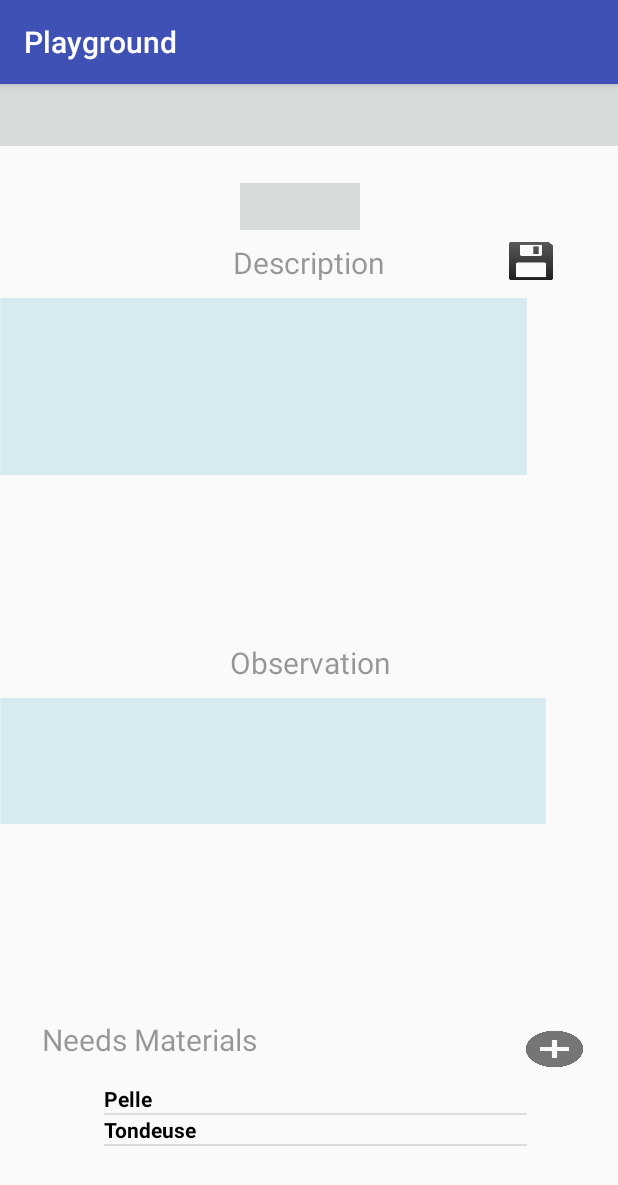
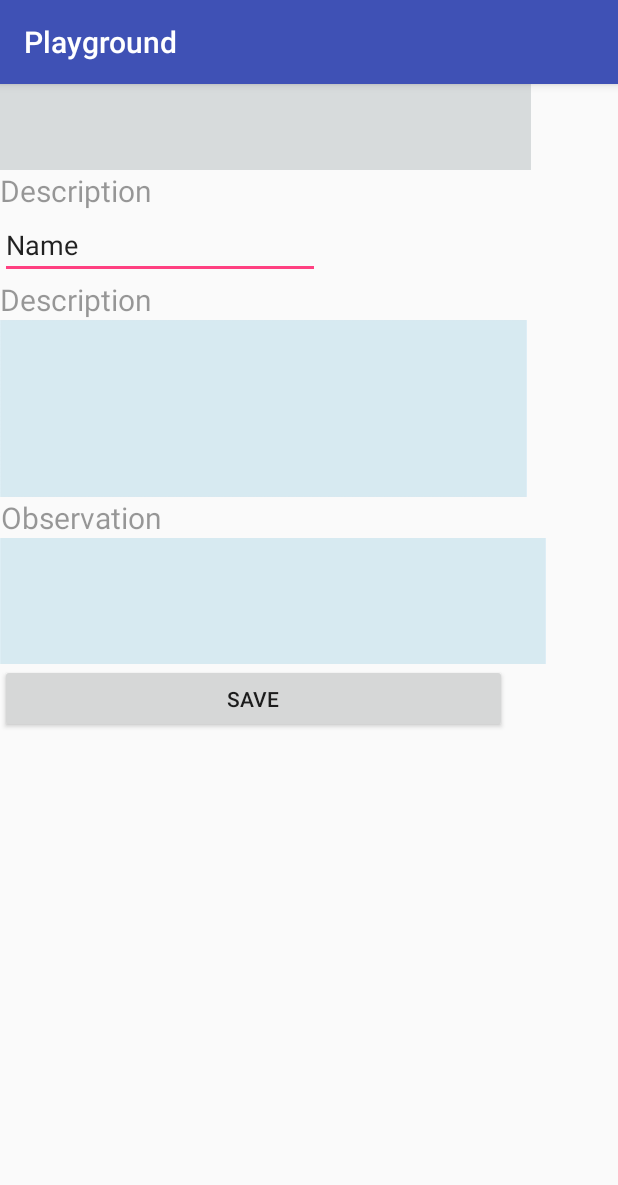
Before and after one commit to ColinChappot/Projet, an Android app: the TaskToDoActivity screen opened directly, with no data from a screen before it, after a tap on "ADD TASK", on a phone screen of 412 x 824 dp. Shown: the top 1185 px of the screen. Run offline under Robolectric (Android 15) with nearby library versions, the phone set to English and light mode, and no system bars.

Commit message:
Frametoute crée et reliées

```diff
--- /dev/null
+++ b/app/src/main/java/Task/NewTask.java
@@ -0,0 +1,38 @@
+package Task;
+
+import android.content.Intent;
+import android.support.v7.app.AppCompatActivity;
+import android.os.Bundle;
+import android.view.View;
+import android.widget.Button;
+import android.widget.EditText;
+
+import com.example.colin.projet.R;
+
+public class NewTask extends AppCompatActivity {
+
+    private EditText etextTaskName;
+    private EditText eTextBDescription;
+    private EditText eTextObservation;
+    private Button btnSaveTask2;
+
+
+    @Override
+    protected void onCreate(Bundle savedInstanceState) {
+        super.onCreate(savedInstanceState);
+        setContentView(R.layout.activity_new_task);
+
+        etextTaskName = (EditText) findViewById(R.id.eTextTaskName);
+        eTextBDescription = (EditText)findViewById(R.id.eTxtDescription);
+        eTextObservation = (EditText)findViewById(R.id.eTxtObservation);
+        btnSaveTask2 = (Button) findViewById(R.id.btnSaveTask);
+        btnSaveTask2.setOnClickListener( new View.OnClickListener(){
+            @Override
+            public void onClick(View v) {
+                Intent intent=new Intent(NewTask.this, TaskToDoActivity.class);
+                startActivity(intent);
+                finish();
+            }
+        });
+    }
+}
--- a/app/src/main/java/Task/TaskToDoActivity.java
+++ b/app/src/main/java/Task/TaskToDoActivity.java
@@ -11,7 +11,6 @@ import android.widget.Button;
 import android.widget.ListView;
 import android.widget.Toast;
 
-import com.example.colin.projet.LoginActivity;
 import com.example.colin.projet.R;
 
 import java.util.ArrayList;
@@ -19,10 +18,7 @@ import java.util.List;
 
 import DB.DbHelper;
 import DB.FeedReaderContract;
-import Playground.Playground;
 import Playground.PlaygroundFicheActivity;
-import Worker.WorkerFicheActivity;
-import Worker.WorkerListMenuActivity;
 
 public class TaskToDoActivity extends AppCompatActivity {
 
@@ -45,7 +41,7 @@ public class TaskToDoActivity extends AppCompatActivity {
         btnAddTask.setOnClickListener( new View.OnClickListener(){
             @Override
             public void onClick(View v) {
-                Intent intent=new Intent(TaskToDoActivity.this, PlaygroundFicheActivity.class);
+                Intent intent=new Intent(TaskToDoActivity.this, NewTask.class);
                 startActivity(intent);
             }
         });
--- /dev/null
+++ b/app/src/main/res/layout/activity_new_task.xml
@@ -0,0 +1,103 @@
+<?xml version="1.0" encoding="utf-8"?>
+<android.support.v7.widget.LinearLayoutCompat xmlns:android="http://schemas.android.com/apk/res/android"
+    xmlns:app="http://schemas.android.com/apk/res-auto"
+    xmlns:tools="http://schemas.android.com/tools"
+    android:layout_width="match_parent"
+    android:layout_height="match_parent"
+    android:orientation="vertical"
+    tools:context="Task.NewTask">
+
+
+    <TextView
+        android:id="@+id/txtVPlayGroundName"
+        android:layout_width="354dp"
+        android:layout_height="57dp"
+        android:background="@drawable/grey"
+        android:textAlignment="center"
+        android:textColor="@color/black_overlay"
+        android:textSize="30dp"
+        tools:layout_editor_absoluteX="3dp"
+        tools:text="@string/Playground_brute_textView"
+        tools:layout_editor_absoluteY="3dp" />
+
+    <TextView
+        android:id="@+id/txtVTaskName"
+        android:layout_width="wrap_content"
+        android:layout_height="wrap_content"
+        android:text="@string/Description_brute_textView"
+        android:textAlignment="center"
+        android:textColor="@color/black_overlay"
+        android:textSize="20dp"
+        tools:layout_editor_absoluteX="16dp"
+        tools:layout_editor_absoluteY="85dp"
+        tools:text="@string/TaskName" />
+
+    <EditText
+        android:id="@+id/eTextTaskName"
+        android:layout_width="wrap_content"
+        android:layout_height="wrap_content"
+        android:ems="10"
+        android:inputType="textPersonName"
+        android:text="Name"
+        tools:layout_editor_absoluteX="16dp"
+        tools:layout_editor_absoluteY="109dp" />
+
+
+    <TextView
+        android:id="@+id/txtBDescritpion"
+        android:layout_width="wrap_content"
+        android:layout_height="wrap_content"
+        android:text="@string/Description_brute_textView"
+        android:textAlignment="center"
+        android:textColor="@color/black_overlay"
+        android:textSize="20dp"
+        tools:text="@string/Description_brute_textView"
+        tools:layout_editor_absoluteY="172dp"
+        tools:layout_editor_absoluteX="16dp" />
+
+    <EditText
+        android:id="@+id/eTxtDescription"
+        android:layout_width="351dp"
+        android:layout_height="118dp"
+        android:background="@drawable/lightblue"
+        android:ems="10"
+        android:inputType="textMultiLine"
+        android:selectAllOnFocus="false"
+        tools:layout_editor_absoluteX="5dp"
+        tools:layout_editor_absoluteY="196dp" />
+
+    <TextView
+        android:id="@+id/txtBObservation"
+        android:layout_width="wrap_content"
+        android:layout_height="wrap_content"
+
+        android:text="@string/Observation_brute_textView"
+        android:textAlignment="center"
+        android:textColor="@color/black_overlay"
+        android:textSize="20dp"
+        tools:text="@string/Observation_brute_textView"
+        tools:layout_editor_absoluteX="16dp"
+        tools:layout_editor_absoluteY="321dp" />
+
+    <EditText
+        android:id="@+id/eTxtObservation"
+        android:layout_width="364dp"
+        android:layout_height="84dp"
+        android:background="@drawable/lightblue"
+        android:ems="10"
+        android:inputType="textMultiLine"
+        tools:layout_editor_absoluteX="-2dp"
+        tools:layout_editor_absoluteY="353dp" />
+
+
+    <Button
+        android:id="@+id/btnSaveTask"
+        android:layout_width="338dp"
+        android:layout_height="46dp"
+        android:text="@string/btnSaveTask2"
+        tools:layout_editor_absoluteX="13dp"
+        tools:layout_editor_absoluteY="446dp"
+        tools:text="@string/btnSaveTask2" />
+
+
+</android.support.v7.widget.LinearLayoutCompat>
--- a/app/src/main/res/layout/activity_playground_fiche.xml
+++ b/app/src/main/res/layout/activity_playground_fiche.xml
@@ -23,8 +23,8 @@
         app:layout_constraintLeft_toLeftOf="parent"
         app:layout_constraintRight_toRightOf="parent"
         app:layout_constraintTop_toTopOf="parent"
-        app:layout_constraintVertical_bias="0.066"
-        tools:text="@string/Task_brute_textView" />
+        app:layout_constraintVertical_bias="0.066"/>
+
 
     <TextView
         android:id="@+id/txtBDescritpion"
--- a/app/src/main/res/values/strings.xml
+++ b/app/src/main/res/values/strings.xml
@@ -70,6 +70,11 @@
     <string name="NewWorker">New Worker</string>
     <string name="btnAddWorker">Add new Worker</string>
     <string name="Worker_brute_textView">Worker</string>
+    <string name="btnPlayGround">Add New PlayGround</string>
+    <string name="btnSavePlayground">save</string>
+    <string name="NewPlayground">New Playground</string>
+    <string name="TaskName">Task Name</string>
+    <string name="btnSaveTask2">Save</string>
 
 
 </resources>
```
Also changed, not shown: app/src/main/AndroidManifest.xml (+8 -9 lines), app/src/main/java/Playground/NewPlayground.java (added, +44 -0 lines), app/src/main/java/Playground/PlayGroundListMenuActivity.java (+9 -3 lines), app/src/main/java/Worker/NewWorkerActitivy.java (+18 -1 lines), app/src/main/java/Worker/WorkerListMenuActivity.java (+8 -1 lines), app/src/main/res/layout/activity_new_playground.xml (added, +139 -0 lines), app/src/main/res/layout/activity_new_worker_actitivy.xml (+28 -20 lines), app/src/main/res/layout/activity_play_ground_list_menu.xml (+15 -1 lines).
